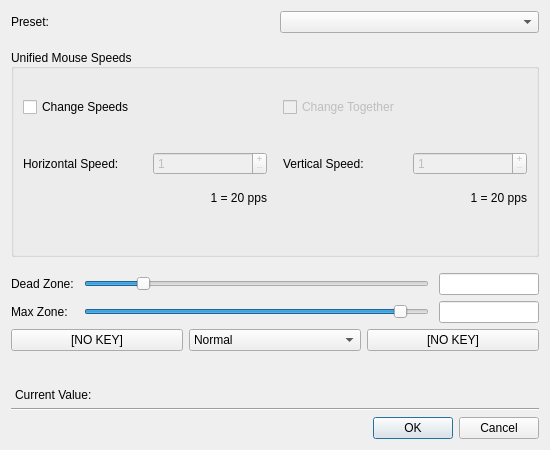
The window that axiseditdialog.ui (AntiMicroX/antimicrox) describes before a commit, drawn with Qt 5.
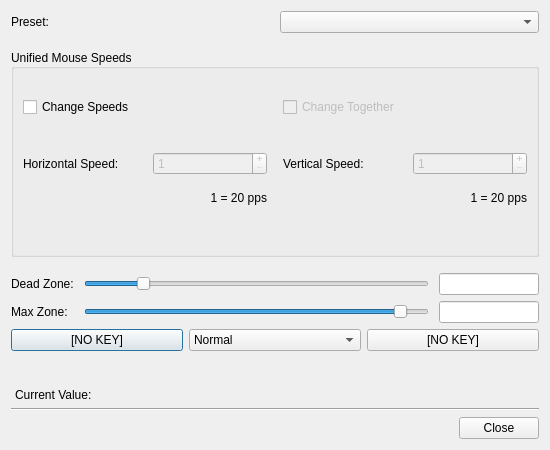
The same window after the commit. Custom widgets are drawn as their Qt base class.

Commit message: Initial prototype for virtual keyboard and new dialog workflow

What changed in the file:
```diff
--- a/axiseditdialog.ui
+++ b/axiseditdialog.ui
@@ -599,7 +599,7 @@
       <enum>Qt::Horizontal</enum>
      </property>
      <property name="standardButtons">
-      <set>QDialogButtonBox::Cancel|QDialogButtonBox::Ok</set>
+      <set>QDialogButtonBox::Close</set>
      </property>
      <property name="centerButtons">
       <bool>false</bool>
```
Left out of the diff: 4 changed lines with no effect on the pictures. The commit also changes 30 other files.
